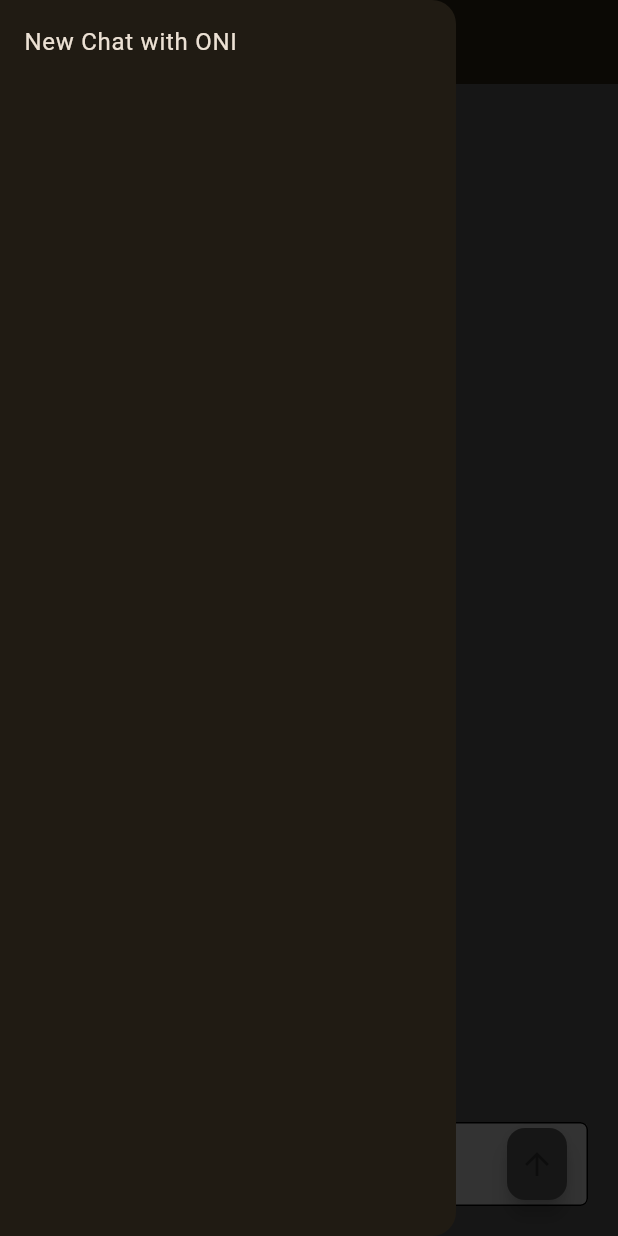
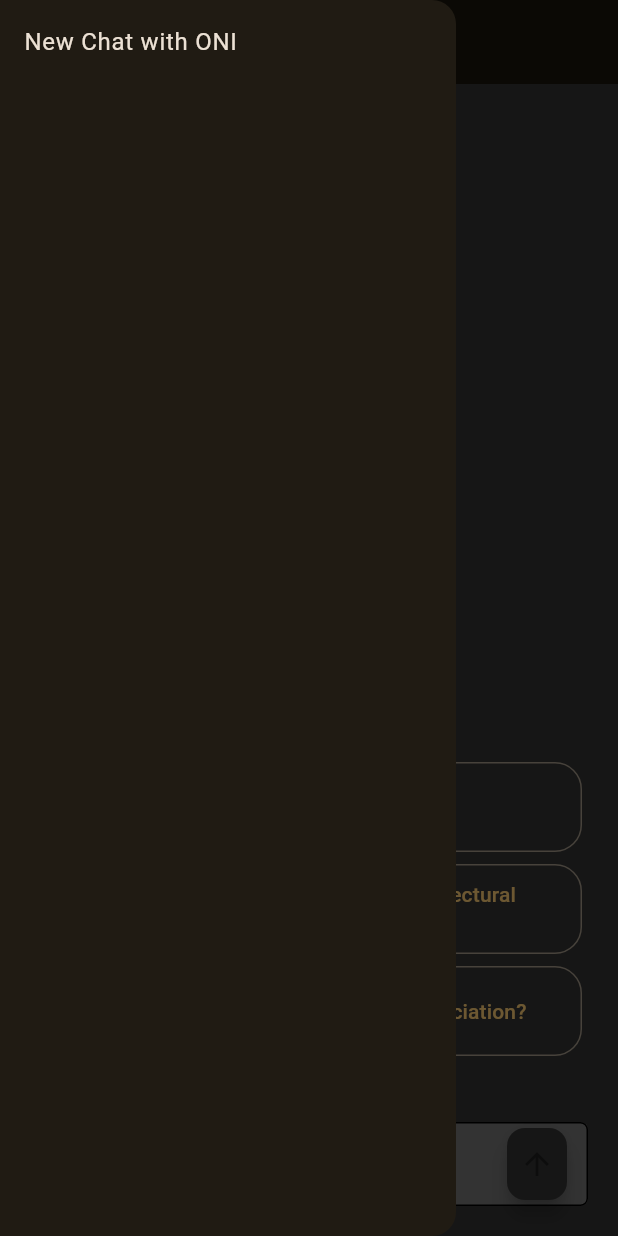
Before and after one commit to WaAlvis/oni_chat_gpt, a Flutter app: the screen it shows after launch, with the side drawer open, on a phone screen of 412 x 824 dp. Run offline on Flutter 3.47's test engine with Material 3 defaults, Android fonts, the phone set to English and light mode, and no system bars; our stand-ins replace dio, go_router; network calls fail.

Commit message:
agregando topic predefinidos cuando se empieza el Chat con Oni

```diff
--- a/lib/presentation/chat/chat_screen.dart
+++ b/lib/presentation/chat/chat_screen.dart
@@ -58,6 +58,9 @@ class EmptyChatOni extends StatelessWidget {
   @override
   Widget build(BuildContext context) {
     return Column(
+      children: [
+        Flexible(
+          child: Column(
             mainAxisAlignment: MainAxisAlignment.center,
             children: [
               CircleAvatar(
@@ -72,8 +75,61 @@ class EmptyChatOni extends StatelessWidget {
               const Text(
                 'Hi I\'m ONI!\nHow can I help you today?',
                 textAlign: TextAlign.center,
+              ),
+            ],
+          ),
+        ),
+        const Align(
+          alignment: Alignment.bottomCenter,
+          child: _SectionRelevantTopics(),
         )
       ],
+    );
+  }
+}
+
+class _SectionRelevantTopics extends StatelessWidget {
+  const _SectionRelevantTopics();
+
+  @override
+  Widget build(BuildContext context) {
+    final List<String> relevantTopics = [
+      'what are the minimum requirements for approvals of house exterior paint?',
+      'What are the main function of the architectural control committe?',
+      'What are the latest events of the association?',
+    ];
+
+    return Wrap(
+      children: relevantTopics.map((e) => _TopicKeyButton(e)).toList(),
+    );
+  }
+}
+
+class _TopicKeyButton extends StatelessWidget {
+  const _TopicKeyButton(this.questionText);
+
+  final String questionText;
+
+  @override
+  Widget build(BuildContext context) {
+
+    final outlineStyle = OutlinedButton.styleFrom(
+      fixedSize: const Size(500, 60),
+      shape: RoundedRectangleBorder(
+        borderRadius: BorderRadius.circular(18.0),
+      ),
+    );
+
+    return Container(
+      margin: const EdgeInsets.all(4),
+      child: OutlinedButton(
+        style: outlineStyle,
+        onPressed: () => context.read<ChatProvider>().sendMessage(questionText),
+        child: Text(
+          questionText,
+          // style: textTheme.bodyLarge,
+        ),
+      ),
     );
   }
 }
```
Lines whose indentation alone changed are shown as unchanged.
